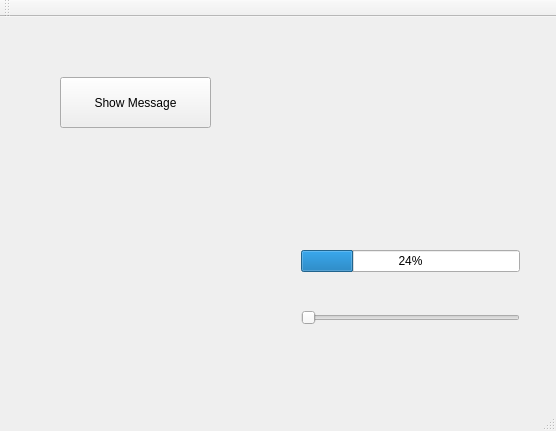
KrisToe4/qt, file Udemy_Tut_For_Beginners/SignalsAndSlots/mainwindow.ui: the form before one commit.
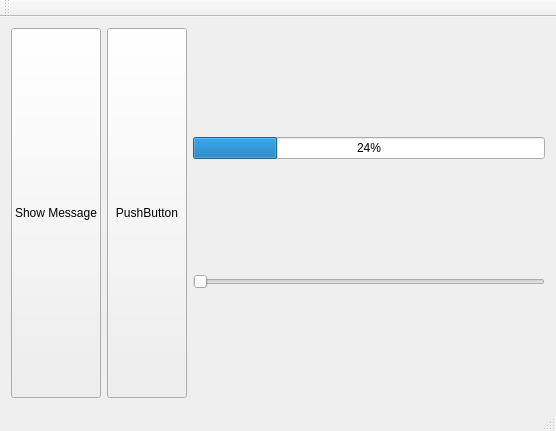
The form after the commit.

Commit message: Example of using a layout

Diff of the .ui file:
```diff
--- a/Udemy_Tut_For_Beginners/SignalsAndSlots/mainwindow.ui
+++ b/Udemy_Tut_For_Beginners/SignalsAndSlots/mainwindow.ui
@@ -14,28 +14,34 @@
    <string>MainWindow</string>
   </property>
   <widget class="QWidget" name="centralWidget">
+   <layout class="QHBoxLayout" name="horizontalLayout">
+    <item>
    <widget class="QPushButton" name="pushButton">
-    <property name="geometry">
-     <rect>
-      <x>60</x>
-      <y>60</y>
-      <width>151</width>
-      <height>51</height>
-     </rect>
+      <property name="sizePolicy">
+       <sizepolicy hsizetype="Minimum" vsizetype="Preferred">
+        <horstretch>0</horstretch>
+        <verstretch>0</verstretch>
+       </sizepolicy>
     </property>
     <property name="text">
      <string>Show Message</string>
     </property>
    </widget>
-   <widget class="QWidget" name="">
-    <property name="geometry">
-     <rect>
-      <x>290</x>
-      <y>190</y>
-      <width>241</width>
-      <height>161</height>
-     </rect>
-    </property>
+    </item>
+    <item>
+     <widget class="QPushButton" name="pushButton_2">
+      <property name="sizePolicy">
+       <sizepolicy hsizetype="Minimum" vsizetype="Preferred">
+        <horstretch>0</horstretch>
+        <verstretch>0</verstretch>
+       </sizepolicy>
+      </property>
+      <property name="text">
+       <string>PushButton</string>
+      </property>
+     </widget>
+    </item>
+    <item>
     <layout class="QVBoxLayout" name="verticalLayout">
      <item>
       <widget class="QProgressBar" name="progressBar">
@@ -52,7 +58,8 @@
       </widget>
      </item>
     </layout>
-   </widget>
+    </item>
+   </layout>
   </widget>
   <widget class="QMenuBar" name="menuBar">
    <property name="geometry">
```
Lines whose indentation alone changed are shown as unchanged.
